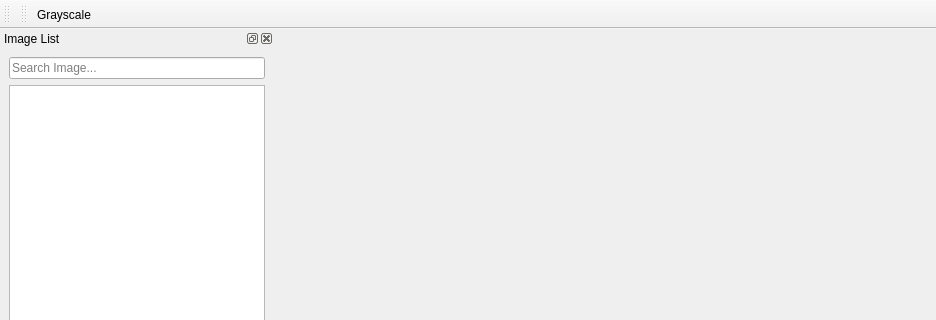
Old version of the form UI/mvp_1_main.ui in the repository yunwoong7/spotter; both pictures show x 0 to 936 and y 0 to 320 of the 936 by 730 pixel window.
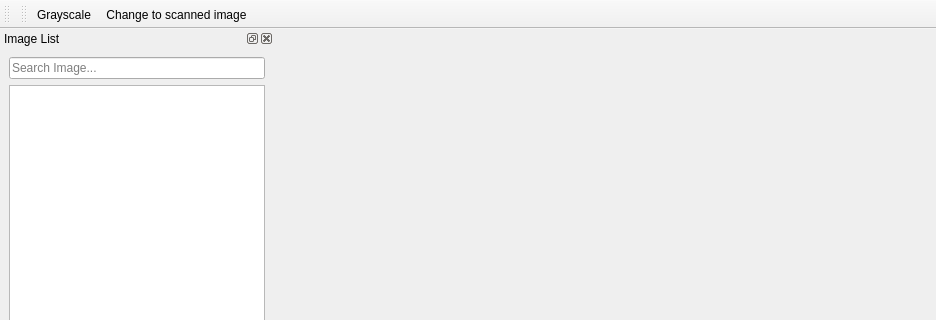
New version of the form. Icons and pictures are not drawn.

What changed in the file:
```diff
--- a/UI/mvp_1_main.ui
+++ b/UI/mvp_1_main.ui
@@ -104,6 +104,7 @@
     <bool>false</bool>
    </attribute>
    <addaction name="action_grayscale"/>
+   <addaction name="action_scannedImage"/>
   </widget>
   <action name="action_openFile">
    <property name="enabled">
@@ -195,6 +196,21 @@
     <string>Grayscale</string>
    </property>
   </action>
+  <action name="action_scannedImage">
+   <property name="enabled">
+    <bool>true</bool>
+   </property>
+   <property name="icon">
+    <iconset resource="res.qrc">
+     <normaloff>:/effect/icon/scan.png</normaloff>:/effect/icon/scan.png</iconset>
+   </property>
+   <property name="text">
+    <string>Change to scanned image</string>
+   </property>
+   <property name="toolTip">
+    <string>Change to scanned image</string>
+   </property>
+  </action>
  </widget>
  <resources>
   <include location="res.qrc"/>
```
